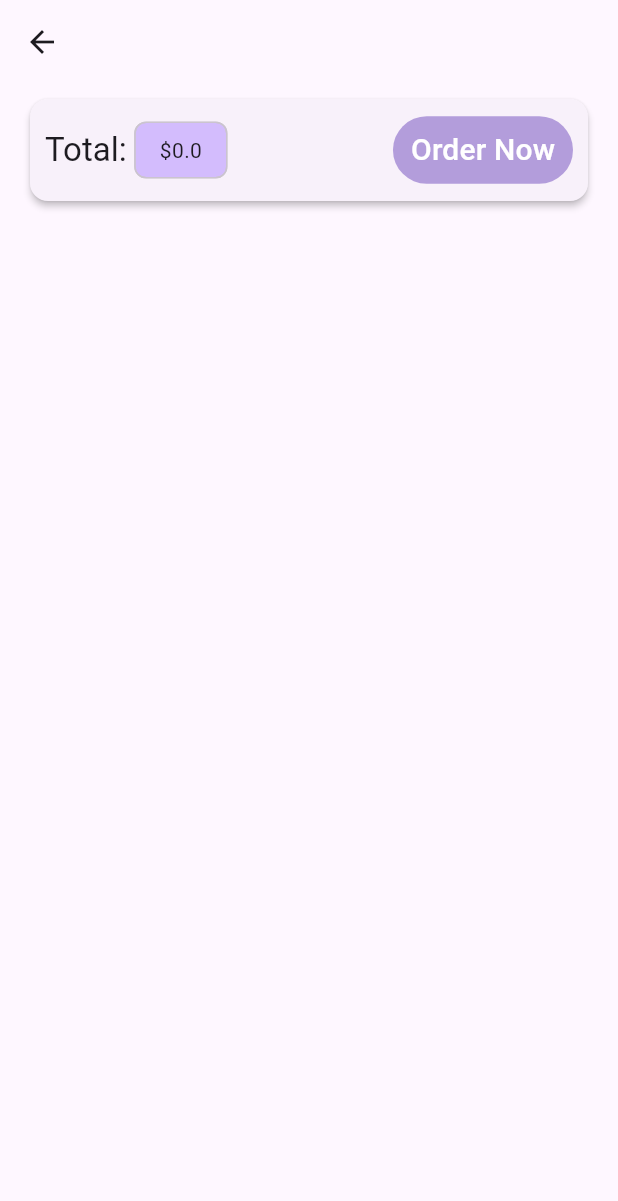
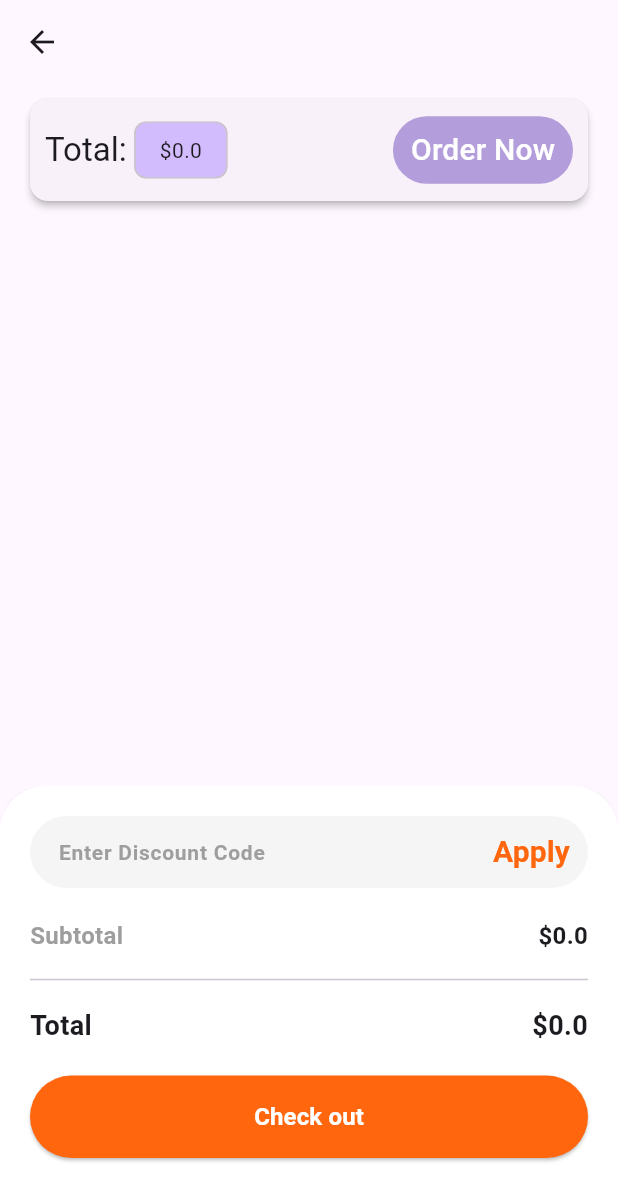
Before and after one commit to MobileFlutter-ProjectGroup/shop_app, a Flutter app: the CartScreen screen opened by its route, on a phone screen of 412 x 824 dp. Shown: the top 1201 px of the screen. Run offline on Flutter 3.47's test engine with Material 3 defaults, Android fonts, the phone set to English and light mode, and no system bars; our stand-ins replace flutter_slidable; statements that could not run were skipped; project files that could hold a hidden picture were left out.

Commit message:
second commit

```diff
--- /dev/null
+++ b/lib/constants/constants.dart
@@ -0,0 +1,4 @@
+import 'package:flutter/material.dart';
+
+const kcontentColor = Color(0xffF5F5F5);
+const kprimaryColor = Color(0xffff660e);
--- a/lib/screens/cart_screen.dart
+++ b/lib/screens/cart_screen.dart
@@ -4,6 +4,7 @@ import 'package:provider/provider.dart';
 import '../../provider/cart.dart' show Cart;
 import '../provider/orders.dart';
 import '../widgets/cart_item.dart' /*as ci*/;
+import '../widgets/check_out.dart';
 
 class CartScreen extends StatefulWidget {
   // static String routeName = 'cart';
@@ -26,7 +27,8 @@ class _CartScreenState extends State<CartScreen> {
           ? const Center(
               child: CircularProgressIndicator(),
             )
-          : Column(
+          : SafeArea(
+              child: Column(
                 children: [
                   Padding(
                     padding: const EdgeInsets.all(10.0),
@@ -103,6 +105,8 @@ class _CartScreenState extends State<CartScreen> {
                   )
                 ],
               ),
+            ),
+      bottomSheet: const CheckOutBox(),
     );
   }
 }
--- /dev/null
+++ b/lib/widgets/check_out.dart
@@ -0,0 +1,123 @@
+import 'package:flutter/material.dart';
+import 'package:provider/provider.dart';
+
+import '../constants/constants.dart';
+import '../provider/cart.dart';
+
+class CheckOutBox extends StatelessWidget {
+  const CheckOutBox({
+    super.key,
+  });
+
+  @override
+  Widget build(BuildContext context) {
+    final Cart cart = Provider.of<Cart>(context);
+    return Container(
+      height: 300,
+      width: double.infinity,
+      decoration: const BoxDecoration(
+        color: Colors.white,
+        borderRadius: BorderRadius.only(
+          topRight: Radius.circular(30),
+          topLeft: Radius.circular(30),
+        ),
+      ),
+      padding: const EdgeInsets.all(20),
+      child: Column(
+        crossAxisAlignment: CrossAxisAlignment.start,
+        children: [
+          TextField(
+            decoration: InputDecoration(
+              border: OutlineInputBorder(
+                borderRadius: BorderRadius.circular(30),
+                borderSide: BorderSide.none,
+              ),
+              contentPadding: const EdgeInsets.symmetric(
+                vertical: 5,
+                horizontal: 15,
+              ),
+              filled: true,
+              fillColor: kcontentColor,
+              hintText: "Enter Discount Code",
+              hintStyle: const TextStyle(
+                fontSize: 14,
+                fontWeight: FontWeight.w600,
+                color: Colors.grey,
+              ),
+              suffixIcon: TextButton(
+                onPressed: () {},
+                child: const Text(
+                  "Apply",
+                  style: TextStyle(
+                    color: kprimaryColor,
+                    fontSize: 20,
+                    fontWeight: FontWeight.bold,
+                  ),
+                ),
+              ),
+            ),
+          ),
+          const SizedBox(height: 20),
+          Row(
+            mainAxisAlignment: MainAxisAlignment.spaceBetween,
+            children: [
+              const Text(
+                "Subtotal",
+                style: TextStyle(
+                  fontSize: 16,
+                  fontWeight: FontWeight.bold,
+                  color: Colors.grey,
+                ),
+              ),
+              Text(
+                "\$${cart.totalAmount}",
+                style: const TextStyle(
+                  fontSize: 16,
+                  fontWeight: FontWeight.bold,
+                ),
+              )
+            ],
+          ),
+          const SizedBox(height: 10),
+          const Divider(),
+          const SizedBox(height: 10),
+          Row(
+            mainAxisAlignment: MainAxisAlignment.spaceBetween,
+            children: [
+              const Text(
+                "Total",
+                style: TextStyle(
+                  fontSize: 18,
+                  fontWeight: FontWeight.bold,
+                ),
+              ),
+              Text(
+                "\$${cart.totalAmount}",
+                style: const TextStyle(
+                  fontSize: 18,
+                  fontWeight: FontWeight.bold,
+                ),
+              )
+            ],
+          ),
+          const SizedBox(height: 20),
+          ElevatedButton(
+            onPressed: () {},
+            style: ElevatedButton.styleFrom(
+              backgroundColor: kprimaryColor,
+              minimumSize: const Size(double.infinity, 55),
+            ),
+            child: const Text(
+              "Check out",
+              style: TextStyle(
+                fontSize: 16,
+                color: Colors.white,
+                fontWeight: FontWeight.bold,
+              ),
+            ),
+          ),
+        ],
+      ),
+    );
+  }
+}
```
Also changed, not shown: lib/main.dart (+8 -1 lines), lib/provider/auth.dart (added, +33 -0 lines), lib/screens/auth_card.dart (added, +184 -0 lines), lib/screens/auth_screen.dart (added, +83 -0 lines), lib/screens/order_screen.dart (+18 -2 lines), lib/screens/splash_screen.dart (added, +14 -0 lines). Lines whose indentation alone changed are shown as unchanged.
